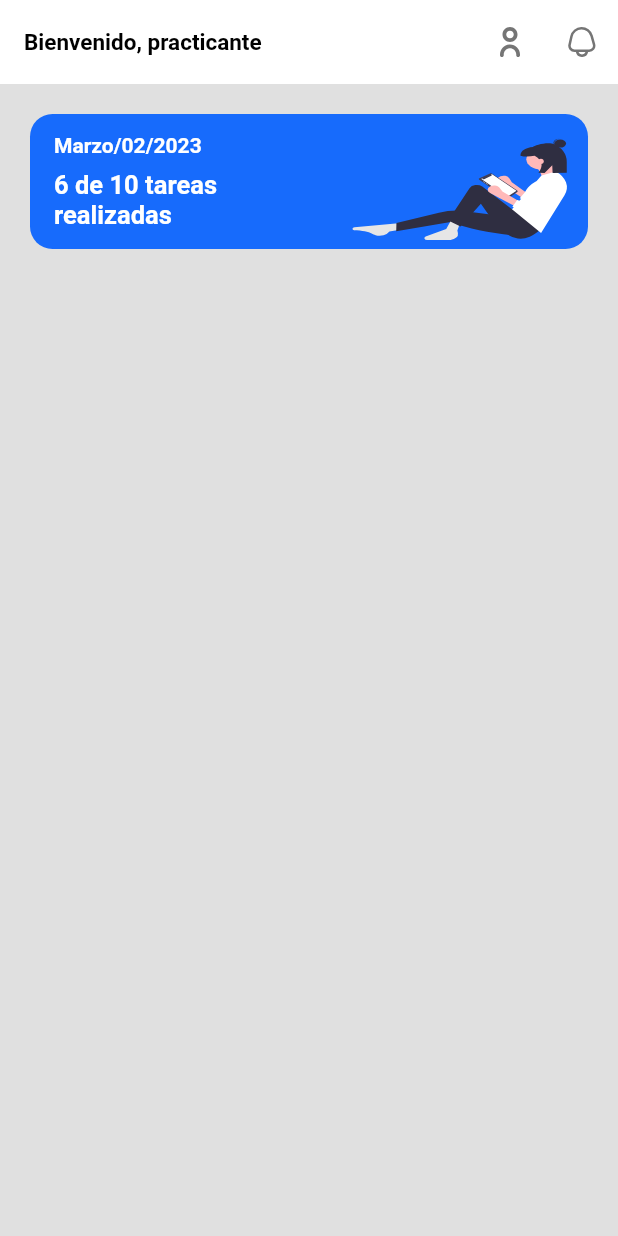
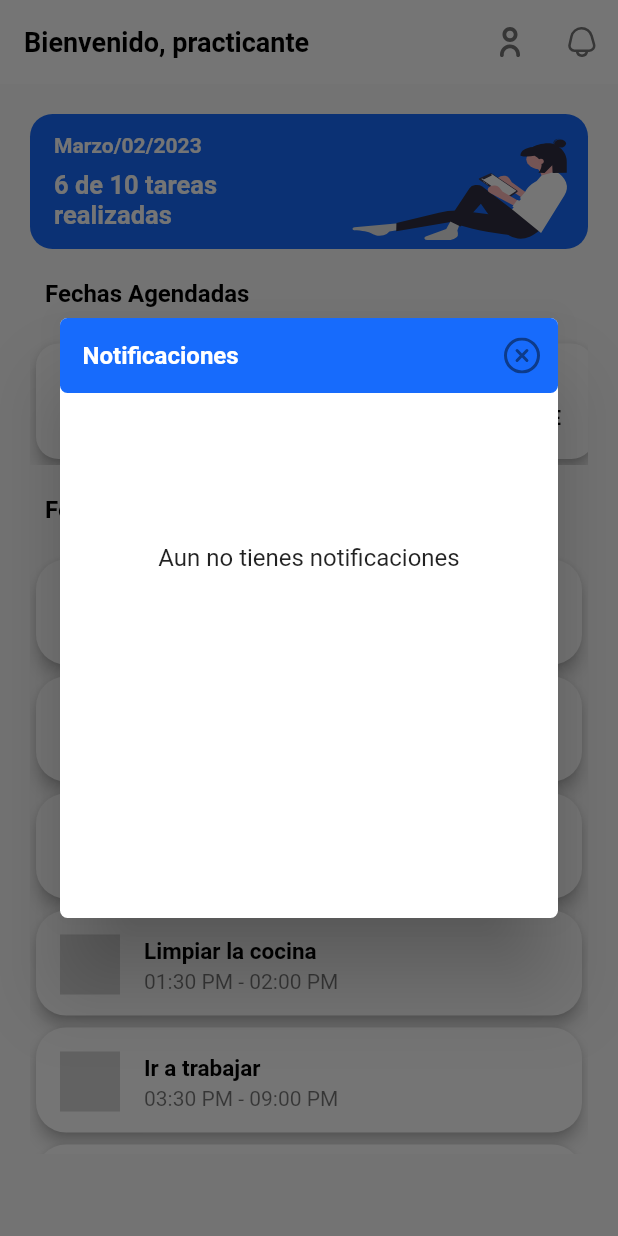
Before and after one commit to PAULINA-MAY/examen-prueba, a Flutter app: the screen it shows after launch, after a tap on an icon or button, on a phone screen of 412 x 824 dp. Run offline on Flutter 3.47's test engine with Material 2 defaults, Android fonts, the phone set to English and light mode, and no system bars; our stand-ins replace flutter_svg.

Commit message:
Se termino la maquetacion de ambas pantallas

```diff
--- /dev/null
+++ b/lib/Content/Horizontal/calendar_container.dart
@@ -0,0 +1,40 @@
+import 'package:flutter/material.dart';
+import 'package:my_app_test/model/daysweek.dart';
+class CalendarContent extends StatelessWidget {
+  const CalendarContent({
+    super.key,
+  });
+
+  @override
+  Widget build(BuildContext context) {
+    var colorList = [Colors.black, Colors.white, Colors.black, Colors.black,Colors.black, Colors.black, Colors.black];
+    return Container(
+      margin: const  EdgeInsets.all(20.0),
+        color: Colors.transparent,
+        height: 85,
+        child: ListView.builder(
+         physics: const BouncingScrollPhysics(),
+         scrollDirection: Axis.horizontal,
+          itemCount: dayweeklist.length,
+          itemBuilder: (context, index) {
+            DayWeek dayweek = dayweeklist[index];
+            return  Card(
+              elevation: 4,
+              shape:
+              RoundedRectangleBorder(borderRadius: BorderRadius.circular(15)),
+              color: dayweek.color,
+              child:SizedBox(
+                height: 70,
+                width: 68,
+                child:  Padding(
+                  padding: const EdgeInsets.all(2.0),
+                  child: ListTile(
+                  title: Text(dayweek.day,textAlign: TextAlign.center, style: TextStyle(color: colorList[index], fontWeight: FontWeight.bold, fontSize: 16 ),),
+                  subtitle: Text(dayweek.dayname,textAlign: TextAlign.center, style: TextStyle(color: colorList[index], fontWeight: FontWeight.bold, fontSize: 14,),),
+                              ),
+                ),)
+            );
+          },
+        ));
+  }
+}
--- /dev/null
+++ b/lib/Content/Vertical/activities_content.dart
@@ -0,0 +1,41 @@
+import 'package:flutter/material.dart';
+import 'package:flutter_svg/flutter_svg.dart';
+import 'package:my_app_test/model/activities.dart';
+
+class ActivitiesListContent extends StatelessWidget {
+  const ActivitiesListContent({
+    super.key,
+  });
+
+  @override
+  Widget build(BuildContext context) {
+
+    return  Container(
+         margin: const  EdgeInsets.all(20.0),
+         color: Colors.transparent,
+              height: 400,
+         child: ListView.builder(
+          physics: const BouncingScrollPhysics(),
+          itemCount: activitiesList.length,
+          itemBuilder: (context, index) {
+             ActiviTies activiTies = activitiesList[index];
+            return  Card(
+              elevation: 4,
+              shape:
+              RoundedRectangleBorder(borderRadius: BorderRadius.circular(20)),
+              color: Colors.white,
+              child:SizedBox(
+                height: 70,
+                child:  ListTile(
+                  title: Text(activiTies.title, style: const  TextStyle(color: Colors.black, fontWeight: FontWeight.bold, fontSize: 15),),
+                  subtitle: Text(activiTies.description),
+                  leading: SvgPicture.asset('assets/Images/Do it.svg',
+                  height: 40,
+                  ),
+                ),)
+            );
+          },
+        )
+    );
+  }
+}
--- /dev/null
+++ b/lib/Content/principal_content.dart
@@ -0,0 +1,50 @@
+import 'package:flutter_svg/flutter_svg.dart';
+import 'package:flutter/material.dart';
+class PrincipalContent extends StatelessWidget {
+  const PrincipalContent({
+    super.key,
+  });
+
+  @override
+  Widget build(BuildContext context) {
+    return Padding(
+      padding: const EdgeInsets.all(20.0),
+      child: Container(
+        decoration: BoxDecoration(
+          color: const  Color(0xFF176BFC),
+          borderRadius: BorderRadius.circular(15.0)
+        ),
+        height: 90,
+        child:  Row(
+          mainAxisAlignment: MainAxisAlignment.spaceBetween,
+          children: [
+
+            Container(
+                  color: Colors.transparent,
+                    width: 200,
+                    child: const ListTile(
+                    title: Padding(
+                      padding: EdgeInsets.only(bottom: 8.0),
+                      child: Text('Marzo/02/2023', style: TextStyle(color: Colors.white, fontWeight: FontWeight.bold, fontSize:14 ),)),
+                    subtitle: Text('6 de 10 tareas realizadas', style: TextStyle(color: Colors.white, fontWeight: FontWeight.bold, fontSize: 17 ),),
+                  ),
+                  ),
+
+              Expanded(
+                child: Container(
+                  width: 90,
+                  color: Colors.transparent,
+                  child: SvgPicture.asset('assets/Images/thinking girl.svg',
+                  fit: BoxFit.fill,
+                  ),
+
+                ),
+              ),
+
+
+          ],
+        ),
+      ),
+    );
+  }
+}
--- /dev/null
+++ b/lib/model/activities.dart
@@ -0,0 +1,14 @@
+class ActiviTies {
+  final String title;
+  final String description;
+  ActiviTies({required this.title, required this.description});
+}
+
+List<ActiviTies> activitiesList = [
+  ActiviTies(title: 'Salir a correr con boby', description: '07:00 AM - 10:00 AM'),
+  ActiviTies(title: 'Preparar el desayuno familiar', description: '10:30 AM - 11:30 AM'),
+  ActiviTies(title: 'Comer con la familia', description: '12:00 AM - 1:00 PM'),
+  ActiviTies(title: 'Limpiar la cocina', description: '01:30 PM - 02:00 PM'),
+  ActiviTies(title: 'Ir a trabajar', description: '03:30 PM - 09:00 PM'),
+  ActiviTies(title: 'Pilates', description: '07:00 AM - 10:00 AM'),
+];
--- /dev/null
+++ b/lib/model/daysweek.dart
@@ -0,0 +1,57 @@
+import 'package:flutter/material.dart';
+
+class DayWeek {
+  final String dayname;
+  final String day;
+  final Color color;
+
+  DayWeek({required this.dayname, required this.day, required this.color});
+}
+
+List<DayWeek> dayweeklist = [
+  DayWeek(
+    dayname: 'SAB',
+    day: '01',
+    color: Colors.white,
+
+
+  ),
+  DayWeek(
+    dayname: 'DOM',
+    day: '02',
+    color: Colors.amber,
+
+
+  ),
+  DayWeek(
+    dayname: 'LUN',
+    day: '03',
+    color: Colors.white,
+
+
+  ),
+  DayWeek(
+    dayname: 'MAR',
+    day: '04',
+    color: Colors.white,
+
+  ),
+  DayWeek(
+    dayname: 'MIE',
+    day: '05',
+    color: Colors.white,
+
+  ),
+  DayWeek(
+    dayname: 'JUE',
+    day: '06',
+     color: Colors.white,
+
+  ),
+  DayWeek(
+    dayname: 'VIE',
+    day: '07',
+    color: Colors.white,
+
+  ),
+];
--- a/lib/screens/home_screen.dart
+++ b/lib/screens/home_screen.dart
@@ -1,17 +1,16 @@
 import 'package:flutter/material.dart';
 import 'package:flutter_svg/flutter_svg.dart';
+import 'package:my_app_test/Content/Horizontal/calendar_container.dart';
+import 'package:my_app_test/Content/Vertical/activities_content.dart';
+import 'package:my_app_test/Content/principal_content.dart';
+import 'package:my_app_test/screens/second_screen.dart';
+import 'package:my_app_test/widgets/Button/customAlertDialog.dart';
 
 class HomeScreen extends StatelessWidget {
   const HomeScreen({super.key});
 
   @override
   Widget build(BuildContext context) {
-    final width = MediaQuery.of(context).size.width;
-    bool isHorizontal(BuildContext context) =>
-        MediaQuery.of(context).size.width >= 500;
-    bool isVertical(BuildContext context) =>
-        MediaQuery.of(context).size.width < 500;
-
     return Scaffold(
      appBar: AppBar(
           backgroundColor: Colors.white,
@@ -19,82 +18,55 @@ class HomeScreen extends StatelessWidget {
           title: const Text(
             'Bienvenido, practicante',
             style: TextStyle(
-                fontWeight: FontWeight.bold, fontSize: 15, color: Colors.black),
+                fontWeight: FontWeight.bold, fontSize: 18, color: Colors.black),
           ),
           actions: <Widget>[
             IconButton(
                 onPressed: () {
-              /*     Navigator.of(context).push(MaterialPageRoute(
+                   Navigator.of(context).push(MaterialPageRoute(
                     builder: (context) => const SecondScreen(),
-                  )); */
+                  ));
                 },
                 icon: SvgPicture.asset('assets/Icons/user.svg',
                     height: 20, width: 20, color: Colors.black54)),
-           IconButton(
-                onPressed: () {
-              /*     Navigator.of(context).push(MaterialPageRoute(
-                    builder: (context) => const SecondScreen(),
-                  )); */
-                },
-                icon: SvgPicture.asset('assets/Icons/notify.svg',
-                    height: 20, width: 20, color: Colors.black54)),
+            const CustomAlertDialog()
 
           ],
         ),
-      body:Center(
+      body:
+      SingleChildScrollView(
         child: Column(
-          children: [
-
-            if(isVertical(context) || isHorizontal(context))
-            Expanded(child: Container(
-              width: width,
-              color: Colors.grey.shade300,
-              child: Column(
-                children: [
-                  Padding(
-      padding: const EdgeInsets.all(20.0),
-      child: Container(
-        decoration: BoxDecoration(
-          color: const  Color(0xFF176BFC),
-          borderRadius: BorderRadius.circular(15.0)
-        ),
-        height: 90,
-        child:  Row(
-          mainAxisAlignment: MainAxisAlignment.spaceBetween,
-          children: [
-          Container(
-                color: Colors.transparent,
-                  width: 200,
-                  child: const ListTile(
-                  title: Padding(
-                    padding: EdgeInsets.only(bottom: 8.0),
-                    child: Text('Marzo/02/2023', style: TextStyle(color: Colors.white, fontWeight: FontWeight.bold, fontSize:14 ),)),
-                  subtitle: Text('6 de 10 tareas realizadas', style: TextStyle(color: Colors.white, fontWeight: FontWeight.bold, fontSize: 17 ),),
-                ),
-                ),
-              Expanded(
-                child: Container(
-                  width: 90,
-                  color: Colors.transparent,
-                  child: SvgPicture.asset('assets/Images/thinking girl.svg',
-                  fit: BoxFit.fill,
-                  ),
-
-                ),
-              ),
+          children: const [
+             PrincipalContent(),
+                 Align(
+                      alignment: Alignment.centerLeft,
+                      child: Padding(
+                          padding: EdgeInsets.symmetric(horizontal: 30.0),
+                          child: Text(
+                            'Fechas Agendadas',
+                            style: TextStyle(
+                                color: Colors.black,
+                                fontWeight: FontWeight.bold,
+                                fontSize: 16),
+                          ))),
+              CalendarContent(),
+                Align(
+                      alignment: Alignment.centerLeft,
+                      child: Padding(
+                          padding: EdgeInsets.symmetric(horizontal: 30.0),
+                          child: Text(
+                            'Fechas Agendadas',
+                            style: TextStyle(
+                                color: Colors.black,
+                                fontWeight: FontWeight.bold,
+                                fontSize: 16),
+                          ))),
+            ActivitiesListContent()
 
 
           ],
         ),
-      ),
-    )
-              ],
-            ),
-
-          ))
-
-        ],
-        ),
-         ));
+      )
+      );
   }
 }
--- /dev/null
+++ b/lib/widgets/Button/customAlertDialog.dart
@@ -0,0 +1,69 @@
+import 'package:flutter/material.dart';
+import 'package:flutter_svg/flutter_svg.dart';
+
+class CustomAlertDialog extends StatelessWidget {
+  const CustomAlertDialog({
+    super.key,
+  });
+
+  @override
+  Widget build(BuildContext context) {
+    return IconButton(
+       icon: SvgPicture.asset('assets/Icons/notify.svg',
+        height: 20, width: 20, color: Colors.black54),
+        onPressed: () {
+          showDialog(
+            context: context,
+            builder: (context) {
+              return AlertDialog(
+                  shape: RoundedRectangleBorder(
+                      borderRadius: BorderRadius.circular(5)),
+                  contentPadding: EdgeInsets.zero,
+                  content: SizedBox(
+                    height: 400,
+                    child: Column(
+                      mainAxisSize: MainAxisSize.min,
+                      children: [
+                        Container(
+                          decoration: BoxDecoration(
+                              color: const Color(0xFF176BFC),
+                              borderRadius: BorderRadius.circular(5.0)),
+                          height: 50,
+                          width: MediaQuery.of(context).size.width,
+                          child: Row(
+                            mainAxisAlignment: MainAxisAlignment.spaceBetween,
+                            children: [
+                              const Padding(
+                                padding: EdgeInsets.all(15.0),
+                                child: Text(
+                                  'Notificaciones',
+                                  style: TextStyle(
+                                      color: Colors.white,
+                                      fontWeight: FontWeight.bold,
+                                      fontSize: 16),
+                                ),
+                              ),
+                              IconButton(
+                                  onPressed: () {
+                                    Navigator.pop(context);
+                                  },
+                                  icon: SvgPicture.asset(
+                                    'assets/Icons/Cancel.svg',
+                                    color: Colors.black45,
+                                  ))
+                            ],
+                          ),
+                        ),
+                        const Padding(
+                          padding: EdgeInsets.symmetric(vertical: 100),
+                          child: Text('Aun no tienes notificaciones'),
+                        )
+                      ],
+                    ),
+                  ));
+            },
+          );
+        },
+       );
+  }
+}
```
Also changed, not shown: lib/Content/Horizontal/porcentage_content.dart (added, +83 -0 lines), lib/Content/button_content.dart (added, +25 -0 lines), lib/Content/perfil_content.dart (added, +62 -0 lines), lib/screens/second_screen.dart (+48 -11 lines), lib/widgets/Button/customButton.dart (added, +36 -0 lines).
